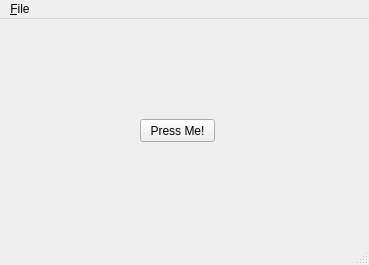
This is mainwindow.ui in jamiehayes/test as Qt 5 draws it before an edit. The edited form follows.
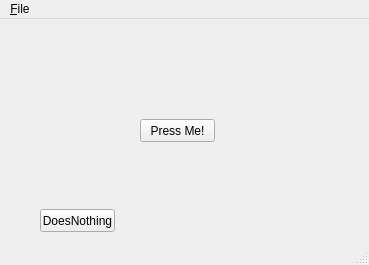
This is the edited form.

Commit message: adding a useless button (testing merge issues)

What changed in the file:
```diff
--- a/mainwindow.ui
+++ b/mainwindow.ui
@@ -27,6 +27,19 @@
      <string>Press Me!</string>
     </property>
    </widget>
+   <widget class="QPushButton" name="button2">
+    <property name="geometry">
+     <rect>
+      <x>40</x>
+      <y>190</y>
+      <width>75</width>
+      <height>23</height>
+     </rect>
+    </property>
+    <property name="text">
+     <string>DoesNothing</string>
+    </property>
+   </widget>
   </widget>
   <widget class="QMenuBar" name="menubar">
    <property name="geometry">
```
The commit also changes 1 other file.
